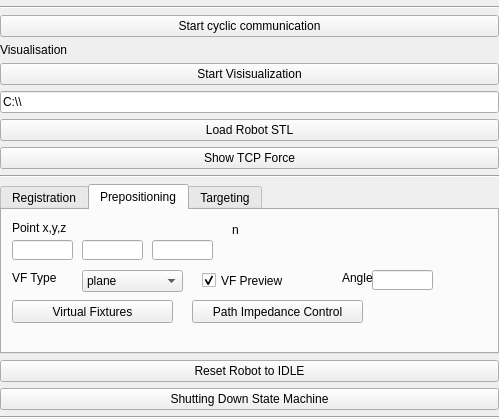
First picture: the form in LightWeightRobotIGT/Resources/UI/qSlicerLightWeightRobotIGTFooBarWidget.ui, repository SNRLab/LightWeightRobotIGT, before the edit.
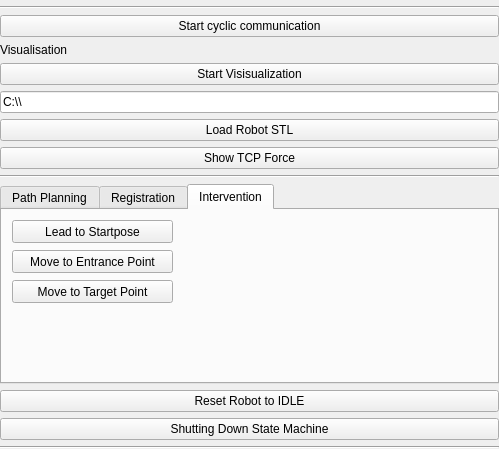
Second picture: the form after the edit. The open tabs and pages were chosen to show the change. Custom widgets are drawn as their Qt base class.

Commit message:
ENH: Orientation Definition for Movements towards entrance and Target position.
Definition of Target frame using the current End effector pose and the
line defined by the start and target point.

Diff of the .ui file:
```diff
--- a/LightWeightRobotIGT/Resources/UI/qSlicerLightWeightRobotIGTFooBarWidget.ui
+++ b/LightWeightRobotIGT/Resources/UI/qSlicerLightWeightRobotIGTFooBarWidget.ui
@@ -7,7 +7,7 @@
     <x>0</x>
     <y>0</y>
     <width>499</width>
-    <height>419</height>
+    <height>449</height>
    </rect>
   </property>
   <property name="windowTitle">
@@ -96,7 +96,115 @@
      <property name="currentIndex">
       <number>1</number>
      </property>
-     <widget class="QWidget" name="tab_GravComp">
+     <widget class="QWidget" name="tab">
+      <attribute name="title">
+       <string>Path Planning</string>
+      </attribute>
+      <widget class="QCheckBox" name="checkBox_VF_Preview">
+       <property name="geometry">
+        <rect>
+         <x>380</x>
+         <y>70</y>
+         <width>91</width>
+         <height>21</height>
+        </rect>
+       </property>
+       <property name="text">
+        <string>VF Preview</string>
+       </property>
+       <property name="checked">
+        <bool>true</bool>
+       </property>
+      </widget>
+      <widget class="QLabel" name="label_15">
+       <property name="geometry">
+        <rect>
+         <x>210</x>
+         <y>20</y>
+         <width>61</width>
+         <height>16</height>
+        </rect>
+       </property>
+       <property name="text">
+        <string>VF Type</string>
+       </property>
+      </widget>
+      <widget class="QComboBox" name="comboBox_VFtype">
+       <property name="geometry">
+        <rect>
+         <x>260</x>
+         <y>20</y>
+         <width>101</width>
+         <height>22</height>
+        </rect>
+       </property>
+       <item>
+        <property name="text">
+         <string>plane</string>
+        </property>
+       </item>
+       <item>
+        <property name="text">
+         <string>cone</string>
+        </property>
+       </item>
+       <item>
+        <property name="text">
+         <string>path</string>
+        </property>
+       </item>
+      </widget>
+      <widget class="QLineEdit" name="lineEdit_VFphi">
+       <property name="geometry">
+        <rect>
+         <x>260</x>
+         <y>70</y>
+         <width>61</width>
+         <height>20</height>
+        </rect>
+       </property>
+      </widget>
+      <widget class="QLabel" name="label_2">
+       <property name="geometry">
+        <rect>
+         <x>210</x>
+         <y>70</y>
+         <width>31</width>
+         <height>16</height>
+        </rect>
+       </property>
+       <property name="text">
+        <string>Angle</string>
+       </property>
+      </widget>
+      <widget class="QPushButton" name="SetStartPoint">
+       <property name="geometry">
+        <rect>
+         <x>10</x>
+         <y>20</y>
+         <width>161</width>
+         <height>23</height>
+        </rect>
+       </property>
+       <property name="text">
+        <string>Set Start Point</string>
+       </property>
+      </widget>
+      <widget class="QPushButton" name="SetEndPoint">
+       <property name="geometry">
+        <rect>
+         <x>10</x>
+         <y>70</y>
+         <width>161</width>
+         <height>23</height>
+        </rect>
+       </property>
+       <property name="text">
+        <string>Set End Point</string>
+       </property>
+      </widget>
+     </widget>
+     <widget class="QWidget" name="tab_Reg">
       <attribute name="title">
        <string>Registration</string>
       </attribute>
@@ -158,221 +266,48 @@
      </widget>
      <widget class="QWidget" name="tab_VF">
       <attribute name="title">
-       <string>Prepositioning</string>
+       <string>Intervention</string>
       </attribute>
       <widget class="QPushButton" name="VirtualFixtures">
        <property name="geometry">
         <rect>
          <x>10</x>
-         <y>90</y>
-         <width>161</width>
-         <height>23</height>
-        </rect>
-       </property>
-       <property name="text">
-        <string>Virtual Fixtures</string>
-       </property>
-      </widget>
-      <widget class="QLabel" name="label_13">
-       <property name="geometry">
-        <rect>
-         <x>230</x>
          <y>10</y>
-         <width>21</width>
-         <height>20</height>
-        </rect>
-       </property>
-       <property name="text">
-        <string>n</string>
-       </property>
-      </widget>
-      <widget class="QLabel" name="label_14">
-       <property name="geometry">
-        <rect>
-         <x>10</x>
-         <y>10</y>
-         <width>71</width>
-         <height>16</height>
-        </rect>
-       </property>
-       <property name="text">
-        <string>Point x,y,z</string>
-       </property>
-      </widget>
-      <widget class="QComboBox" name="comboBox_VFtype">
-       <property name="geometry">
-        <rect>
-         <x>80</x>
-         <y>60</y>
-         <width>101</width>
-         <height>22</height>
-        </rect>
-       </property>
-       <item>
-        <property name="text">
-         <string>plane</string>
-        </property>
-       </item>
-       <item>
-        <property name="text">
-         <string>Cone</string>
-        </property>
-       </item>
-      </widget>
-      <widget class="QLabel" name="label_15">
-       <property name="geometry">
-        <rect>
-         <x>10</x>
-         <y>60</y>
-         <width>61</width>
-         <height>16</height>
-        </rect>
-       </property>
-       <property name="text">
-        <string>VF Type</string>
-       </property>
-      </widget>
-      <widget class="QLineEdit" name="lineEdit_VFx">
-       <property name="geometry">
-        <rect>
-         <x>10</x>
-         <y>30</y>
-         <width>61</width>
-         <height>20</height>
-        </rect>
-       </property>
-      </widget>
-      <widget class="QLineEdit" name="lineEdit_VFy">
-       <property name="geometry">
-        <rect>
-         <x>80</x>
-         <y>30</y>
-         <width>61</width>
-         <height>20</height>
-        </rect>
-       </property>
-      </widget>
-      <widget class="QLineEdit" name="lineEdit_VFz">
-       <property name="geometry">
-        <rect>
-         <x>150</x>
-         <y>30</y>
-         <width>61</width>
-         <height>20</height>
-        </rect>
-       </property>
-      </widget>
-      <widget class="QPushButton" name="PathImp">
-       <property name="geometry">
-        <rect>
-         <x>190</x>
-         <y>90</y>
-         <width>171</width>
-         <height>23</height>
-        </rect>
-       </property>
-       <property name="text">
-        <string>Path Impedance Control</string>
-       </property>
-      </widget>
-      <widget class="QLineEdit" name="lineEdit_VFphi">
-       <property name="geometry">
-        <rect>
-         <x>370</x>
-         <y>60</y>
-         <width>61</width>
-         <height>20</height>
-        </rect>
-       </property>
-      </widget>
-      <widget class="QLabel" name="label_2">
-       <property name="geometry">
-        <rect>
-         <x>340</x>
-         <y>60</y>
-         <width>31</width>
-         <height>16</height>
-        </rect>
-       </property>
-       <property name="text">
-        <string>Angle</string>
-       </property>
-      </widget>
-      <widget class="QCheckBox" name="checkBox_VF_Preview">
-       <property name="geometry">
-        <rect>
-         <x>200</x>
-         <y>60</y>
-         <width>91</width>
-         <height>21</height>
-        </rect>
-       </property>
-       <property name="text">
-        <string>VF Preview</string>
-       </property>
-       <property name="checked">
-        <bool>true</bool>
-       </property>
-      </widget>
-     </widget>
-     <widget class="QWidget" name="tab">
-      <attribute name="title">
-       <string>Targeting</string>
-      </attribute>
-      <widget class="QPushButton" name="MoveToPose">
-       <property name="geometry">
-        <rect>
-         <x>10</x>
-         <y>10</y>
          <width>161</width>
          <height>23</height>
         </rect>
        </property>
        <property name="text">
-        <string>Move to Pose</string>
+        <string>Lead to Startpose</string>
        </property>
       </widget>
-      <widget class="QLabel" name="label_11">
+      <widget class="QPushButton" name="MoveToEntrancePoint">
        <property name="geometry">
         <rect>
          <x>10</x>
          <y>40</y>
-         <width>81</width>
-         <height>16</height>
+         <width>161</width>
+         <height>23</height>
         </rect>
        </property>
        <property name="text">
-        <string>End Point x,y,z</string>
+        <string>Move to Entrance Point</string>
        </property>
       </widget>
-      <widget class="QLineEdit" name="lineEdit_MPx">
+      <widget class="QPushButton" name="MoveToTargetPoint">
        <property name="geometry">
         <rect>
          <x>10</x>
-         <y>60</y>
-         <width>61</width>
-         <height>20</height>
+         <y>70</y>
+         <width>161</width>
+         <height>23</height>
         </rect>
        </property>
-      </widget>
-      <widget class="QLineEdit" name="lineEdit_MPy">
-       <property name="geometry">
-        <rect>
-         <x>80</x>
-         <y>60</y>
-         <width>61</width>
-         <height>20</height>
-        </rect>
+       <property name="layoutDirection">
+        <enum>Qt::LeftToRight</enum>
        </property>
-      </widget>
-      <widget class="QLineEdit" name="lineEdit_MPz">
-       <property name="geometry">
-        <rect>
-         <x>150</x>
-         <y>60</y>
-         <width>61</width>
-         <height>20</height>
-        </rect>
+       <property name="text">
+        <string>Move to Target Point</string>
        </property>
       </widget>
      </widget>
```
Left out of the diff: 165 changed lines with no effect on the pictures. The commit also changes 4 other files.
